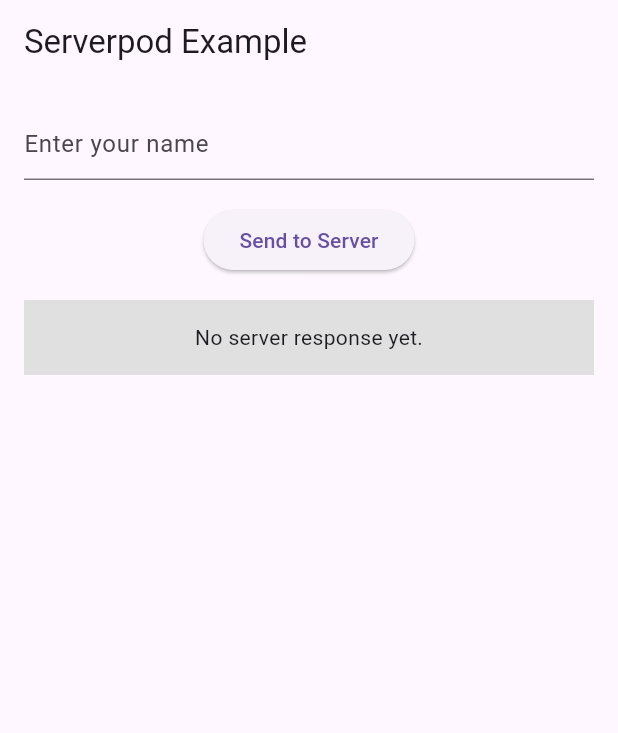
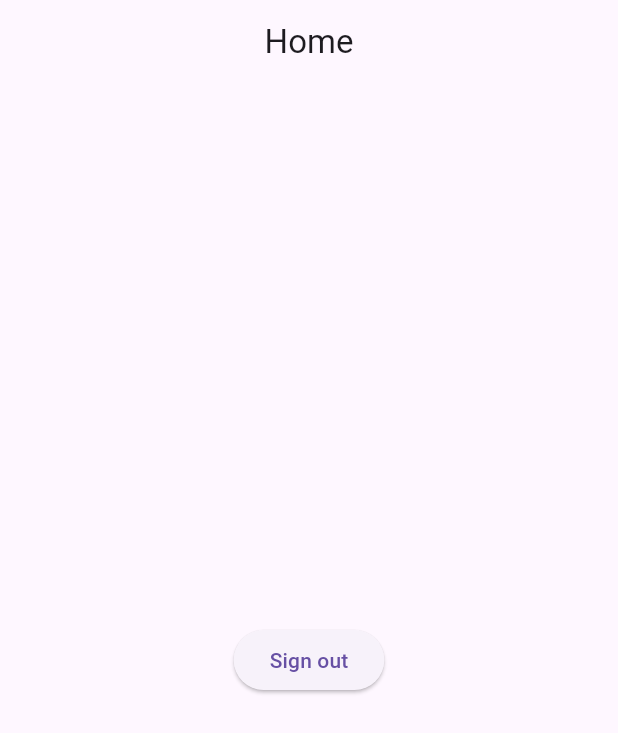
Before and after one commit to Flashlist/flashlist, a Flutter app: the screen it shows after launch, on a phone screen of 412 x 824 dp. Shown: the top 733 px of the screen. Run offline on Flutter 3.47's test engine with Material 3 defaults, Android fonts, the phone set to English and light mode, and no system bars; our stand-ins replace hooks_riverpod, riverpod_annotation; missing offline and left inert: serverpod, serverpod_auth_email_flutter, serverpod_auth_server, serverpod_auth_shared_flutter, serverpod_client, serverpod_flutter; generated files the repository leaves out were written again.

Commit message:
add basic screens

```diff
--- a/flashlist_flutter/lib/main.dart
+++ b/flashlist_flutter/lib/main.dart
@@ -1,137 +1,50 @@
-import 'package:flashlist_client/flashlist_client.dart';
+import 'package:flashlist_flutter/src/features/authentication/presentation/auth_screen.dart';
+import 'package:flashlist_flutter/src/features/home/presentation/home_screen.dart';
+import 'package:flashlist_flutter/src/features/serverpod/application/serverpod_controller.dart';
 import 'package:flutter/material.dart';
-import 'package:serverpod_flutter/serverpod_flutter.dart';
+import 'package:hooks_riverpod/hooks_riverpod.dart';
 
-// Sets up a singleton client object that can be used to talk to the server from
-// anywhere in our app. The client is generated from your server code.
-// The client is set up to connect to a Serverpod running on a local server on
-// the default port. You will need to modify this to connect to staging or
-// production servers.
-var client = Client('http://$localhost:8080/')
-  ..connectivityMonitor = FlutterConnectivityMonitor();
+void main() async {
+  WidgetsFlutterBinding.ensureInitialized();
 
-void main() {
-  runApp(const MyApp());
+  runApp(
+    const ProviderScope(
+      child: MyApp(),
+    ),
+  );
 }
 
-class MyApp extends StatelessWidget {
+class MyApp extends ConsumerWidget {
   const MyApp({super.key});
 
   @override
-  Widget build(BuildContext context) {
+  Widget build(BuildContext context, WidgetRef ref) {
+    final isAuthenticated = ref.watch(isAuthenticatedProvider);
+
     return MaterialApp(
-      title: 'Serverpod Demo',
-      theme: ThemeData(
-        primarySwatch: Colors.blue,
-      ),
-      home: const MyHomePage(title: 'Serverpod Example'),
-    );
-  }
-}
-
-class MyHomePage extends StatefulWidget {
-  const MyHomePage({super.key, required this.title});
-
-  final String title;
-
-  @override
-  MyHomePageState createState() => MyHomePageState();
-}
-
-class MyHomePageState extends State<MyHomePage> {
-  // These fields hold the last result or error message that we've received from
-  // the server or null if no result exists yet.
-  String? _resultMessage;
-  String? _errorMessage;
-
-  final _textEditingController = TextEditingController();
-
-  // Calls the `hello` method of the `example` endpoint. Will set either the
-  // `_resultMessage` or `_errorMessage` field, depending on if the call
-  // is successful.
-  void _callHello() async {
-    try {
-      final result = await client.example.hello(_textEditingController.text);
-      setState(() {
-        _errorMessage = null;
-        _resultMessage = result;
-      });
-    } catch (e) {
-      setState(() {
-        _errorMessage = '$e';
-      });
-    }
-  }
-
-  @override
-  Widget build(BuildContext context) {
-    return Scaffold(
-      appBar: AppBar(
-        title: Text(widget.title),
-      ),
-      body: Padding(
-        padding: const EdgeInsets.all(16),
-        child: Column(
-          children: [
-            Padding(
-              padding: const EdgeInsets.only(bottom: 16.0),
-              child: TextField(
-                controller: _textEditingController,
-                decoration: const InputDecoration(
-                  hintText: 'Enter your name',
-                ),
-              ),
-            ),
-            Padding(
-              padding: const EdgeInsets.only(bottom: 16.0),
-              child: ElevatedButton(
-                onPressed: _callHello,
-                child: const Text('Send to Server'),
-              ),
-            ),
-            _ResultDisplay(
-              resultMessage: _resultMessage,
-              errorMessage: _errorMessage,
-            ),
-          ],
+      title: 'Serverpod Flutter Sandbox',
+      home: isAuthenticated.when(
+        data: (userInfo) {
+          if (userInfo == null) {
+            return const AuthScreen();
+          } else {
+            return const HomeScreen();
+          }
+        },
+        error: (error, stackTrace) => Scaffold(
+          appBar: AppBar(
+            title: const Text('Error'),
+          ),
+          body: const Center(
+            child: Text('Error'),
+          ),
+        ),
+        loading: () => const Scaffold(
+          body: Center(
+            child: CircularProgressIndicator(),
+          ),
         ),
       ),
     );
   }
 }
-
-// _ResultDisplays shows the result of the call. Either the returned result from
-// the `example.hello` endpoint method or an error message.
-class _ResultDisplay extends StatelessWidget {
-  final String? resultMessage;
-  final String? errorMessage;
-
-  const _ResultDisplay({
-    this.resultMessage,
-    this.errorMessage,
-  });
-
-  @override
-  Widget build(BuildContext context) {
-    String text;
-    Color backgroundColor;
-    if (errorMessage != null) {
-      backgroundColor = Colors.red[300]!;
-      text = errorMessage!;
-    } else if (resultMessage != null) {
-      backgroundColor = Colors.green[300]!;
-      text = resultMessage!;
-    } else {
-      backgroundColor = Colors.grey[300]!;
-      text = 'No server response yet.';
-    }
-
-    return Container(
-      height: 50,
-      color: backgroundColor,
-      child: Center(
-        child: Text(text),
-      ),
-    );
-  }
-}
--- /dev/null
+++ b/flashlist_flutter/lib/src/features/authentication/presentation/auth_screen.dart
@@ -0,0 +1,25 @@
+import 'package:flutter/material.dart';
+import 'package:hooks_riverpod/hooks_riverpod.dart';
+import 'package:serverpod_auth_email_flutter/serverpod_auth_email_flutter.dart';
+
+import 'package:flashlist_flutter/src/features/serverpod/application/serverpod_controller.dart';
+
+class AuthScreen extends ConsumerWidget {
+  const AuthScreen({super.key});
+
+  @override
+  Widget build(BuildContext context, WidgetRef ref) {
+    final serverpodController = ref.watch(serverpodControllerProvider);
+
+    return Center(
+        child: Column(
+      mainAxisSize: MainAxisSize.min,
+      children: [
+        SignInWithEmailButton(
+          caller: serverpodController.client.modules.auth,
+          onSignedIn: () {},
+        )
+      ],
+    ));
+  }
+}
--- /dev/null
+++ b/flashlist_flutter/lib/src/features/home/presentation/home_screen.dart
@@ -0,0 +1,26 @@
+import 'package:flashlist_flutter/src/features/serverpod/application/serverpod_controller.dart';
+import 'package:flutter/material.dart';
+import 'package:hooks_riverpod/hooks_riverpod.dart';
+
+class HomeScreen extends ConsumerWidget {
+  const HomeScreen({super.key});
+
+  @override
+  Widget build(BuildContext context, WidgetRef ref) {
+    final sessionManager =
+        ref.watch(serverpodControllerProvider).sessionManager;
+
+    return Scaffold(
+        appBar: AppBar(
+          title: const Center(child: Text('Home')),
+        ),
+        body: Center(
+          child: ElevatedButton(
+            onPressed: () {
+              sessionManager.signOut();
+            },
+            child: const Text('Sign out'),
+          ),
+        ));
+  }
+}
```
